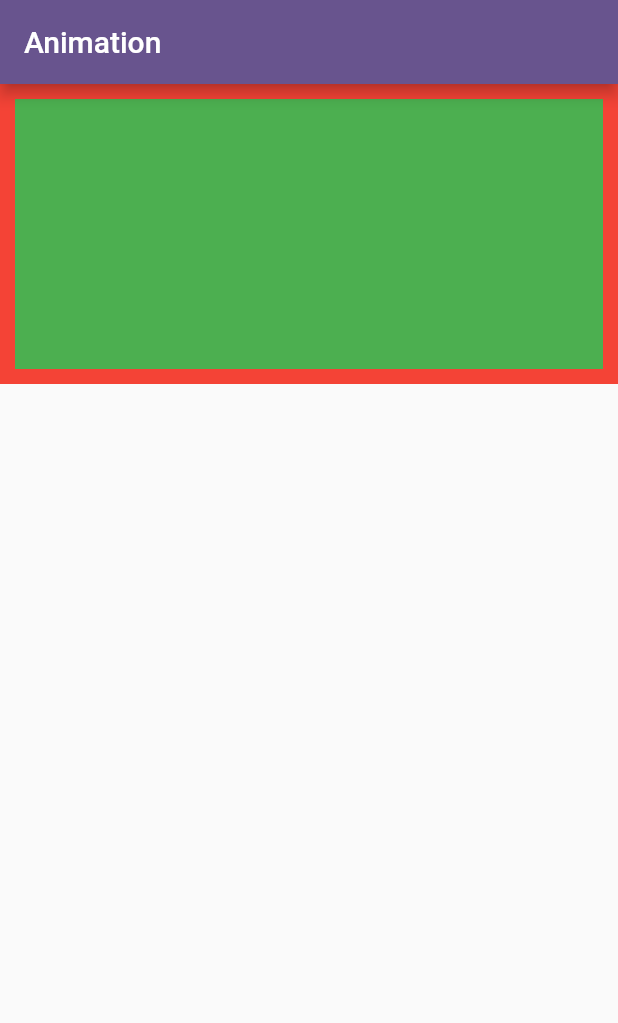
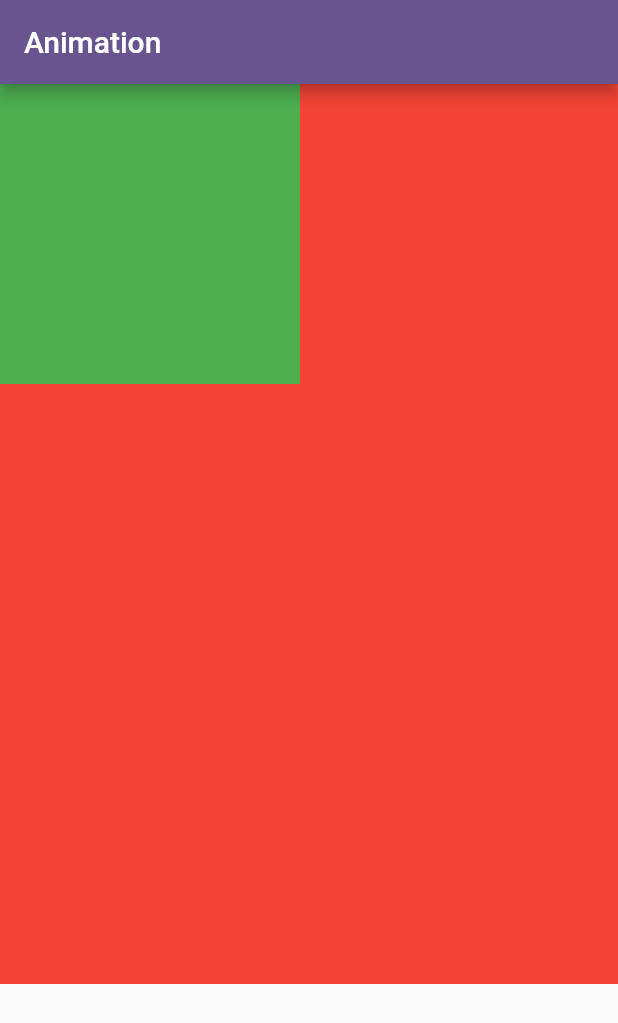
Before and after one commit to mohamdelbehairy/animation_flutter, a Flutter app: the screen it shows after launch, on a phone screen of 412 x 824 dp. Shown: the top 1023 px of the screen. Run offline on Flutter 3.47's test engine with Material 3 defaults, Android fonts, the phone set to English and light mode, and no system bars.

```diff
--- a/lib/main.dart
+++ b/lib/main.dart
@@ -27,37 +27,32 @@ class HomeView extends StatefulWidget {
 }
 
 class _HomeViewState extends State<HomeView> {
-  double padding = 10;
+  double left = 0;
 
   @override
   Widget build(BuildContext context) {
     return Scaffold(
       appBar: AppBar(title: const Text('Animation')),
-      body: ListView(
-        children: [
-          InkWell(
-            onTap: () {
-              setState(() {
-                setState(() {
-                  padding = 40;
-                });
-              });
-            },
-            child: Container(
-              height: 200,
-              color: Colors.red,
-              child: AnimatedPadding(
+      body: GestureDetector(
+        onTap: () {
+          setState(() {
+            left = 200;
+          });
+        },
+        child: Stack(
+          children: [
+            Container(height: 600, color: Colors.red),
+            AnimatedPositioned(
+                duration: const Duration(seconds: 2),
                 curve: Curves.easeIn,
-                duration: const Duration(seconds: 1),
-                padding:  EdgeInsets.all(padding),
+                left: left,
                 child: Container(
                   height: 200,
+                  width: 200,
                   color: Colors.green,
-                ),
-              ),
-            ),
-          )
-        ],
+                )),
+          ],
+        ),
       ),
     );
   }
```
